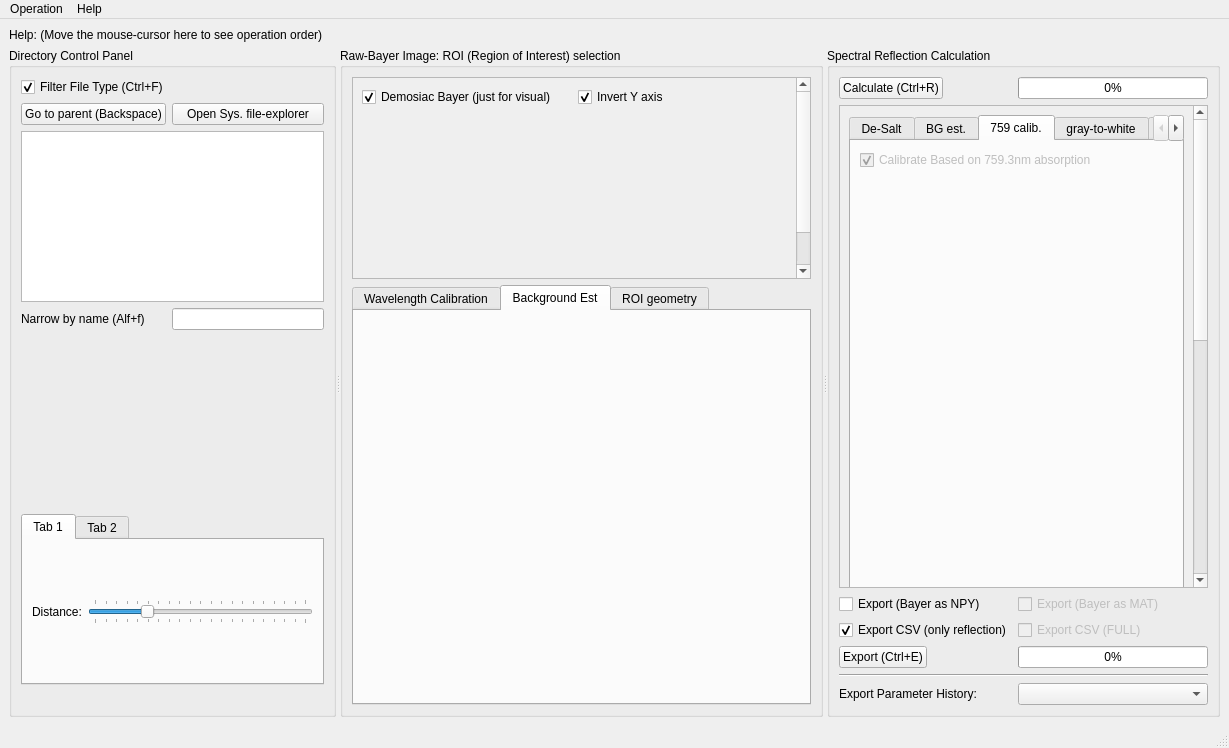
First picture: the form in UI/UI_Mainwindow.ui, repository garid3000/bps_spectrometer_gui, before the edit.
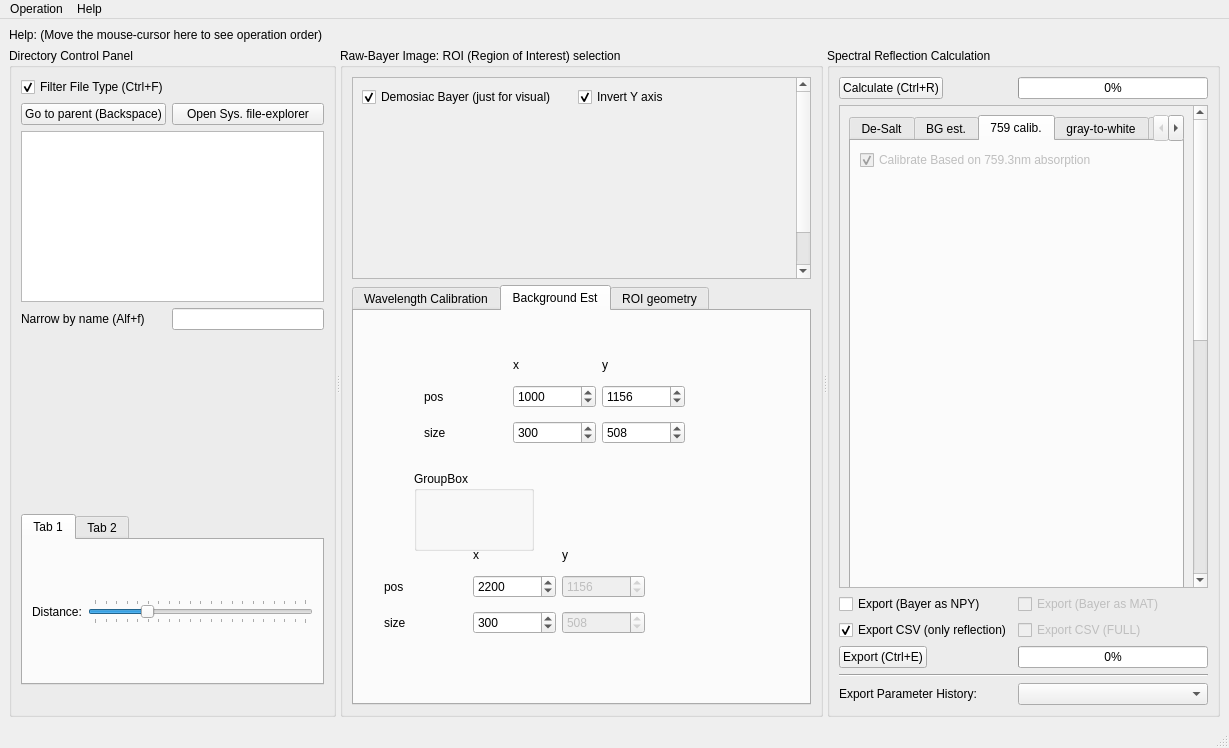
Second picture: the form after the edit. The open tabs and pages were chosen to show the change. Icons and pictures are not drawn. Custom widgets are drawn as their Qt base class.

Commit message: Last night's update about the ROI of the bg region

Patch:
```diff
--- a/UI/UI_Mainwindow.ui
+++ b/UI/UI_Mainwindow.ui
@@ -591,6 +591,233 @@
            <attribute name="title">
             <string>Background Est</string>
            </attribute>
+           <widget class="QWidget" name="layoutWidget_2">
+            <property name="geometry">
+             <rect>
+              <x>70</x>
+              <y>40</y>
+              <width>261</width>
+              <height>101</height>
+             </rect>
+            </property>
+            <layout class="QGridLayout" name="gridLayout_10">
+             <item row="0" column="1">
+              <widget class="QLabel" name="label_9">
+               <property name="sizePolicy">
+                <sizepolicy hsizetype="Preferred" vsizetype="Fixed">
+                 <horstretch>0</horstretch>
+                 <verstretch>0</verstretch>
+                </sizepolicy>
+               </property>
+               <property name="text">
+                <string>x</string>
+               </property>
+              </widget>
+             </item>
+             <item row="0" column="2">
+              <widget class="QLabel" name="label_10">
+               <property name="sizePolicy">
+                <sizepolicy hsizetype="Preferred" vsizetype="Fixed">
+                 <horstretch>0</horstretch>
+                 <verstretch>0</verstretch>
+                </sizepolicy>
+               </property>
+               <property name="text">
+                <string>y</string>
+               </property>
+              </widget>
+             </item>
+             <item row="1" column="0">
+              <widget class="QLabel" name="label_11">
+               <property name="text">
+                <string>pos</string>
+               </property>
+              </widget>
+             </item>
+             <item row="1" column="1">
+              <widget class="QSpinBox" name="sb_bgle_posx">
+               <property name="maximum">
+                <number>4000</number>
+               </property>
+               <property name="singleStep">
+                <number>2</number>
+               </property>
+               <property name="value">
+                <number>1000</number>
+               </property>
+              </widget>
+             </item>
+             <item row="1" column="2">
+              <widget class="QSpinBox" name="sb_bgle_posy">
+               <property name="maximum">
+                <number>4000</number>
+               </property>
+               <property name="singleStep">
+                <number>2</number>
+               </property>
+               <property name="value">
+                <number>1156</number>
+               </property>
+              </widget>
+             </item>
+             <item row="2" column="0">
+              <widget class="QLabel" name="label_12">
+               <property name="text">
+                <string>size</string>
+               </property>
+              </widget>
+             </item>
+             <item row="2" column="1">
+              <widget class="QSpinBox" name="sb_bgle_sizx">
+               <property name="maximum">
+                <number>400</number>
+               </property>
+               <property name="singleStep">
+                <number>2</number>
+               </property>
+               <property name="value">
+                <number>300</number>
+               </property>
+              </widget>
+             </item>
+             <item row="2" column="2">
+              <widget class="QSpinBox" name="sb_bgle_sizy">
+               <property name="maximum">
+                <number>4000</number>
+               </property>
+               <property name="singleStep">
+                <number>2</number>
+               </property>
+               <property name="value">
+                <number>508</number>
+               </property>
+              </widget>
+             </item>
+            </layout>
+           </widget>
+           <widget class="QWidget" name="layoutWidget_3">
+            <property name="geometry">
+             <rect>
+              <x>30</x>
+              <y>230</y>
+              <width>261</width>
+              <height>101</height>
+             </rect>
+            </property>
+            <layout class="QGridLayout" name="gridLayout_12">
+             <item row="0" column="1">
+              <widget class="QLabel" name="label_13">
+               <property name="sizePolicy">
+                <sizepolicy hsizetype="Preferred" vsizetype="Fixed">
+                 <horstretch>0</horstretch>
+                 <verstretch>0</verstretch>
+                </sizepolicy>
+               </property>
+               <property name="text">
+                <string>x</string>
+               </property>
+              </widget>
+             </item>
+             <item row="0" column="2">
+              <widget class="QLabel" name="label_14">
+               <property name="sizePolicy">
+                <sizepolicy hsizetype="Preferred" vsizetype="Fixed">
+                 <horstretch>0</horstretch>
+                 <verstretch>0</verstretch>
+                </sizepolicy>
+               </property>
+               <property name="text">
+                <string>y</string>
+               </property>
+              </widget>
+             </item>
+             <item row="1" column="0">
+              <widget class="QLabel" name="label_15">
+               <property name="text">
+                <string>pos</string>
+               </property>
+              </widget>
+             </item>
+             <item row="1" column="1">
+              <widget class="QSpinBox" name="sb_bgri_posx">
+               <property name="maximum">
+                <number>4000</number>
+               </property>
+               <property name="singleStep">
+                <number>2</number>
+               </property>
+               <property name="value">
+                <number>2200</number>
+               </property>
+              </widget>
+             </item>
+             <item row="1" column="2">
+              <widget class="QSpinBox" name="sb_bgri_posy">
+               <property name="enabled">
+                <bool>false</bool>
+               </property>
+               <property name="maximum">
+                <number>4000</number>
+               </property>
+               <property name="singleStep">
+                <number>2</number>
+               </property>
+               <property name="value">
+                <number>1156</number>
+               </property>
+              </widget>
+             </item>
+             <item row="2" column="0">
+              <widget class="QLabel" name="label_16">
+               <property name="text">
+                <string>size</string>
+               </property>
+              </widget>
+             </item>
+             <item row="2" column="1">
+              <widget class="QSpinBox" name="sb_bgri_sizx">
+               <property name="maximum">
+                <number>400</number>
+               </property>
+               <property name="singleStep">
+                <number>2</number>
+               </property>
+               <property name="value">
+                <number>300</number>
+               </property>
+              </widget>
+             </item>
+             <item row="2" column="2">
+              <widget class="QSpinBox" name="sb_bgri_sizy">
+               <property name="enabled">
+                <bool>false</bool>
+               </property>
+               <property name="maximum">
+                <number>4000</number>
+               </property>
+               <property name="singleStep">
+                <number>2</number>
+               </property>
+               <property name="value">
+                <number>508</number>
+               </property>
+              </widget>
+             </item>
+            </layout>
+           </widget>
+           <widget class="QGroupBox" name="groupBox">
+            <property name="geometry">
+             <rect>
+              <x>60</x>
+              <y>160</y>
+              <width>120</width>
+              <height>80</height>
+             </rect>
+            </property>
+            <property name="title">
+             <string>GroupBox</string>
+            </property>
+           </widget>
           </widget>
           <widget class="QWidget" name="midcol_tab3_rois">
            <attribute name="title">
```
Left out of the diff: 4 changed lines with no effect on the pictures. The commit also changes 2 other files.
